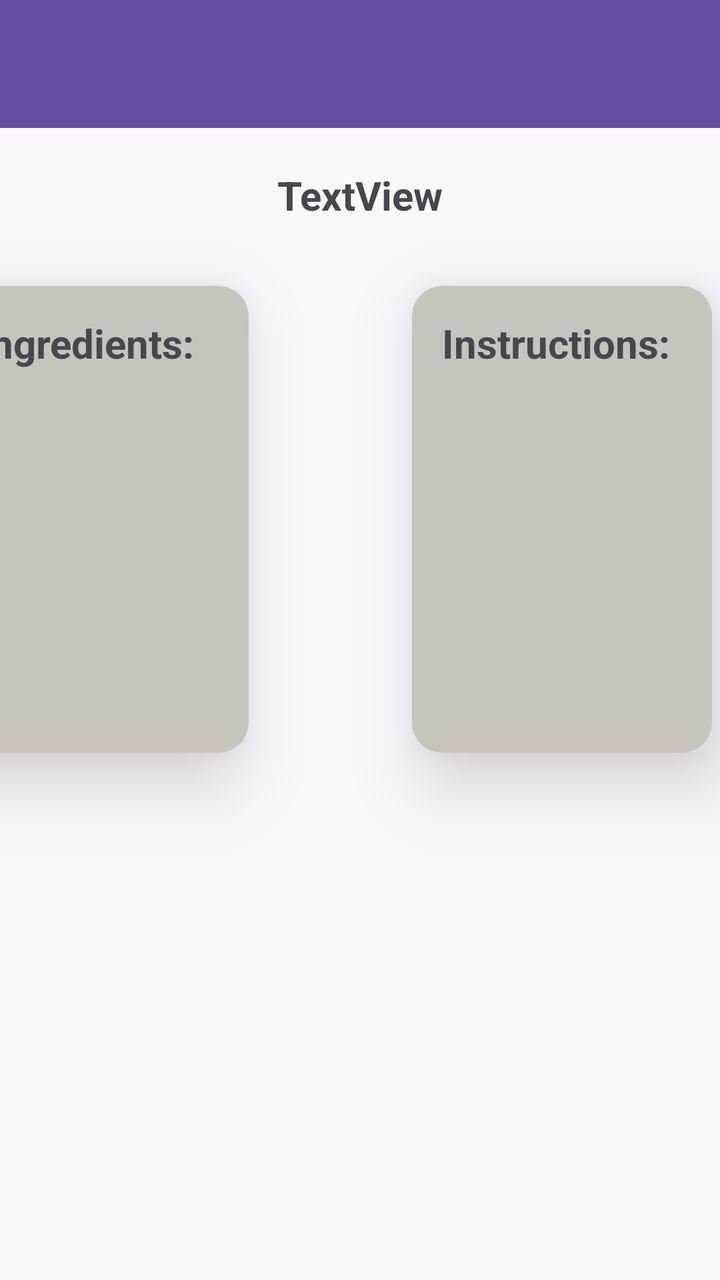
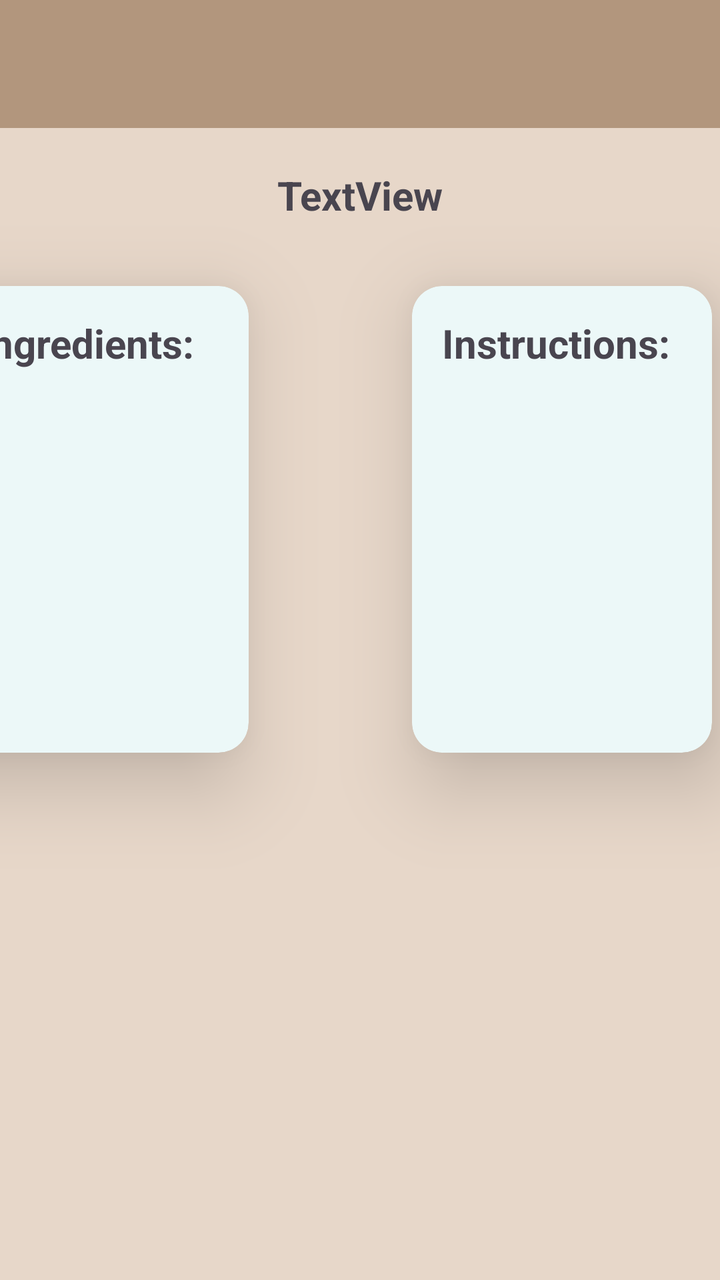

Screens rendered from an Android XML layout before and after an edit, with the pre-edit source and the edit as a unified diff.
<!-- AndroidManifest.xml: application theme Theme.RylanWight -->
<!-- res/layout/activity_view_recipe.xml -->
<?xml version="1.0" encoding="utf-8"?>
<androidx.constraintlayout.widget.ConstraintLayout xmlns:android="http://schemas.android.com/apk/res/android"
    xmlns:app="http://schemas.android.com/apk/res-auto"
    xmlns:tools="http://schemas.android.com/tools"
    android:id="@+id/main"
    android:layout_width="match_parent"
    android:layout_height="match_parent"
    tools:context=".view_recipe">

    <androidx.cardview.widget.CardView
        android:id="@+id/ingredientsCard"
        android:layout_width="450px"
        android:layout_height="700px"
        android:layout_marginTop="32dp"
        android:layout_marginEnd="236dp"
        android:maxHeight="200px"
        app:cardBackgroundColor="#C9C3BD"
        app:cardCornerRadius="15dp"
        app:cardElevation="24dp"
        app:layout_constraintEnd_toEndOf="parent"
        app:layout_constraintTop_toBottomOf="@+id/tvRecipeName">

        <TextView
            android:id="@+id/tvIngredientsTitle"
            android:layout_width="127dp"
            android:layout_height="wrap_content"
            android:layout_marginStart="15dp"
            android:layout_marginTop="15dp"
            android:layout_marginEnd="113dp"
            android:layout_marginRight="113dp"
            android:layout_marginBottom="15dp"
            android:text="Ingredients:"
            android:textSize="20sp"
            android:textStyle="bold"
            app:layout_constraintEnd_toEndOf="parent"
            app:layout_constraintStart_toStartOf="parent"
            app:layout_constraintTop_toTopOf="parent" />

        <androidx.recyclerview.widget.RecyclerView
            android:id="@+id/ingredientList"
            android:layout_width="match_parent"
            android:layout_height="wrap_content"
            android:layout_marginStart="15dp"
            android:layout_marginTop="45dp"
            android:layout_marginEnd="10dp"
            android:layout_marginBottom="10dp" />
    </androidx.cardview.widget.CardView>

    <androidx.appcompat.widget.Toolbar
        android:id="@+id/tbViewRecipe"
        android:layout_width="409dp"
        android:layout_height="wrap_content"
        android:background="?attr/colorPrimary"
        android:minHeight="?attr/actionBarSize"
        android:theme="?attr/actionBarTheme"
        app:layout_constraintEnd_toEndOf="parent"
        app:layout_constraintStart_toStartOf="parent"
        app:layout_constraintTop_toTopOf="parent" />

    <TextView
        android:id="@+id/tvRecipeName"
        android:layout_width="wrap_content"
        android:layout_height="wrap_content"
        android:layout_marginTop="20dp"
        android:text="TextView"
        android:textSize="20sp"
        android:textStyle="bold"
        app:layout_constraintEnd_toEndOf="parent"
        app:layout_constraintStart_toStartOf="parent"
        app:layout_constraintTop_toBottomOf="@+id/tbViewRecipe" />

    <androidx.cardview.widget.CardView
        android:id="@+id/instructionsCard"
        android:layout_width="450px"
        android:layout_height="700px"
        android:layout_marginTop="32dp"
        android:layout_marginEnd="4dp"
        app:cardBackgroundColor="#C9C3BD"
        app:cardCornerRadius="15dp"
        app:cardElevation="24dp"
        app:layout_constraintEnd_toEndOf="parent"
        app:layout_constraintTop_toBottomOf="@+id/tvRecipeName">

        <TextView
            android:id="@+id/tvInstructionsTitle"
            android:layout_width="wrap_content"
            android:layout_height="wrap_content"
            android:layout_marginStart="15dp"
            android:layout_marginTop="15dp"
            android:layout_marginBottom="15dp"
            android:text="Instructions:"
            android:textSize="20sp"
            android:textStyle="bold" />

        <androidx.recyclerview.widget.RecyclerView
            android:id="@+id/instructionList"
            android:layout_width="match_parent"
            android:layout_height="match_parent"
            android:layout_marginStart="15dp"
            android:layout_marginTop="45dp" />

    </androidx.cardview.widget.CardView>

</androidx.constraintlayout.widget.ConstraintLayout>
<!-- resources referenced by this layout -->
<resources>
  <style name="Theme.RylanWight" parent="Base.Theme.RylanWight" />
  <style name="Base.Theme.RylanWight" parent="Theme.Material3.DayNight.NoActionBar">
          
          
      </style>
</resources>

<!-- the commit's change to res/layout/activity_view_recipe.xml (unified diff, before → after) -->
@@ -5,6 +5,7 @@
     android:id="@+id/main"
     android:layout_width="match_parent"
     android:layout_height="match_parent"
+    android:background="#E7D7C9"
     tools:context=".view_recipe">
 
     <androidx.cardview.widget.CardView
@@ -14,7 +15,7 @@
         android:layout_marginTop="32dp"
         android:layout_marginEnd="236dp"
         android:maxHeight="200px"
-        app:cardBackgroundColor="#C9C3BD"
+        app:cardBackgroundColor="#ECF8F8"
         app:cardCornerRadius="15dp"
         app:cardElevation="24dp"
         app:layout_constraintEnd_toEndOf="parent"
@@ -50,7 +51,7 @@
         android:id="@+id/tbViewRecipe"
         android:layout_width="409dp"
         android:layout_height="wrap_content"
-        android:background="?attr/colorPrimary"
+        android:background="#B2967D"
         android:minHeight="?attr/actionBarSize"
         android:theme="?attr/actionBarTheme"
         app:layout_constraintEnd_toEndOf="parent"
@@ -75,7 +76,7 @@
         android:layout_height="700px"
         android:layout_marginTop="32dp"
         android:layout_marginEnd="4dp"
-        app:cardBackgroundColor="#C9C3BD"
+        app:cardBackgroundColor="#ECF8F8"
         app:cardCornerRadius="15dp"
         app:cardElevation="24dp"
         app:layout_constraintEnd_toEndOf="parent"
